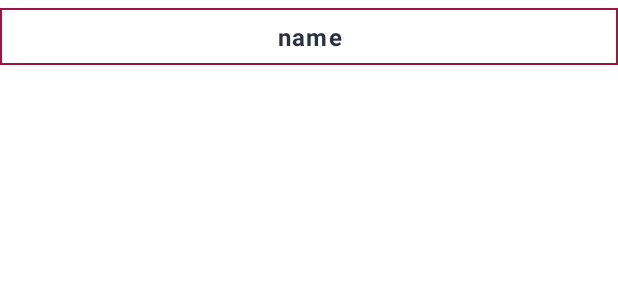
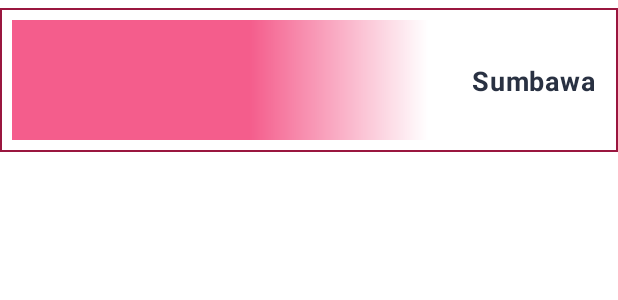
Before and after one commit to bayuds9/submission-intermediate-android-dicoding, an Android app: the layout layout_maps_item_list.xml on its own in the app's theme, with its tools: preview values and no code run, on a phone screen of 412 x 824 dp. Shown: the top 300 px of the screen. Run offline under Robolectric (Android 15) with nearby library versions, the phone set to English and light mode, and no system bars.

Commit message:
fixed project structure

```diff
--- a/app/build.gradle
+++ b/app/build.gradle
@@ -27,12 +27,12 @@ android {
         }
     }
     compileOptions {
-        sourceCompatibility JavaVersion.VERSION_11
-        targetCompatibility JavaVersion.VERSION_11
+        sourceCompatibility JavaVersion.VERSION_1_8
+        targetCompatibility JavaVersion.VERSION_1_8
     }
     kotlinOptions {
         jvmTarget = '1.8'
-        freeCompilerArgs += ["-Xopt-in=kotlin.RequiresOptIn"]
+        freeCompilerArgs += ["-opt-in=kotlin.RequiresOptIn"]
     }
     buildFeatures {
         viewBinding true
--- a/app/src/main/java/com/flowerencee9/storyapp/models/data/StoryPagingSource.kt
+++ b/app/src/main/java/com/flowerencee9/storyapp/models/data/StoryPagingSource.kt
@@ -1,15 +1,15 @@
 package com.flowerencee9.storyapp.models.data
 
-import androidx.lifecycle.LiveData
-import androidx.paging.*
+import androidx.paging.PagingSource
+import androidx.paging.PagingState
 import com.flowerencee9.storyapp.models.response.Story
 import com.flowerencee9.storyapp.networking.API
-import java.lang.Exception
 
 class StoryPagingSource(private val apiService: API.CONTENT_SERVICE) : PagingSource<Int, Story>() {
     private companion object {
         const val INITIAL_PAGE_INDEX = 1
     }
+
     override fun getRefreshKey(state: PagingState<Int, Story>): Int? {
         return state.anchorPosition?.let { anchorPosition ->
             val anchorPage = state.closestPageToPosition(anchorPosition)
--- a/app/src/main/java/com/flowerencee9/storyapp/screens/home/AdapterStory.kt
+++ b/app/src/main/java/com/flowerencee9/storyapp/screens/home/AdapterStory.kt
@@ -22,7 +22,6 @@ class AdapterStory(
         fun bind(item: Story) = with(itemView) {
             val binding = LayoutItemListBinding.bind(itemView)
             binding.tvStoryName.text = item.name
-            binding.tvStoryDesc.text = item.description
             Glide.with(context).load(item.photoUrl).into(binding.imgStory)
             binding.root.setOnClickListener {
                 listener(item)
--- a/app/src/main/java/com/flowerencee9/storyapp/screens/home/StoryListAdapter.kt
+++ b/app/src/main/java/com/flowerencee9/storyapp/screens/home/StoryListAdapter.kt
@@ -18,7 +18,6 @@ class StoryListAdapter(
         fun bind(data: Story) {
             with(binding){
                 tvStoryName.text = data.name
-                tvStoryDesc.text = data.description
                 Glide.with(context).load(data.photoUrl).into(imgStory)
                 root.setOnClickListener {
                     listener(data)
--- a/app/src/main/res/layout/layout_maps_item_list.xml
+++ b/app/src/main/res/layout/layout_maps_item_list.xml
@@ -8,27 +8,56 @@
     android:layout_width="match_parent"
     android:layout_height="wrap_content">
 
+    <com.google.android.material.imageview.ShapeableImageView
+        android:id="@+id/imgStory"
+        android:layout_width="0dp"
+        android:layout_height="80dp"
+        tools:src="@color/red_light"
+        android:scaleType="centerCrop"
+        app:layout_constraintHorizontal_bias="0"
+        app:layout_constraintWidth_percent="0.7"
+        app:layout_constraintEnd_toEndOf="parent"
+        app:layout_constraintTop_toTopOf="parent"
+        app:layout_constraintBottom_toTopOf="@id/containerItemAction"
+        app:layout_constraintStart_toStartOf="parent"/>
+
+    <View
+        android:layout_width="0dp"
+        android:layout_height="0dp"
+        android:background="@drawable/background_fading"
+        app:layout_constraintWidth_percent="0.6"
+        app:layout_constraintHorizontal_bias="1"
+        app:layout_constraintStart_toStartOf="parent"
+        app:layout_constraintTop_toTopOf="parent"
+        app:layout_constraintBottom_toTopOf="@id/containerItemAction"
+        app:layout_constraintEnd_toEndOf="parent"/>
+
     <TextView
         android:id="@+id/tvItemName"
         android:layout_width="0dp"
         android:layout_height="wrap_content"
-        tools:text="name"
-        android:letterSpacing="0.05"
+        android:maxHeight="80dp"
+        android:textAlignment="textEnd"
+        android:textSize="18sp"
         android:textStyle="bold"
-        android:textSize="16sp"
-        android:textAlignment="center"
+        android:letterSpacing="0.03"
+        android:layout_marginEnd="8dp"
+        tools:text="Sumbawa"
+        app:layout_constraintWidth_percent="0.4"
+        app:layout_constraintHorizontal_bias="1"
+        app:layout_constraintStart_toStartOf="parent"
         app:layout_constraintTop_toTopOf="parent"
-        app:layout_constraintStart_toStartOf="parent"
-        app:layout_constraintEnd_toEndOf="parent"/>
+        app:layout_constraintEnd_toEndOf="parent"
+        app:layout_constraintBottom_toTopOf="@id/containerItemAction"/>
 
     <androidx.constraintlayout.widget.ConstraintLayout
         android:visibility="gone"
         android:id="@+id/containerItemAction"
         android:layout_width="0dp"
         android:layout_height="wrap_content"
-        android:layout_marginTop="4dp"
+        android:layout_marginTop="10dp"
         android:padding="4dp"
-        app:layout_constraintTop_toBottomOf="@id/tvItemName"
+        app:layout_constraintTop_toBottomOf="@id/imgStory"
         app:layout_constraintStart_toStartOf="parent"
         app:layout_constraintEnd_toEndOf="parent"
         app:layout_constraintBottom_toBottomOf="parent">
```
Also changed, not shown: app/src/main/java/com/flowerencee9/storyapp/screens/detail/DetailActivity.kt (+5 -4 lines), app/src/main/java/com/flowerencee9/storyapp/screens/formuploader/FormUploaderActivity.kt (+3 -6 lines), app/src/main/java/com/flowerencee9/storyapp/screens/locations/AdapterItemMapsData.kt (+15 -4 lines), app/src/main/java/com/flowerencee9/storyapp/support/Utils.kt (+8 -0 lines), app/src/main/java/com/flowerencee9/storyapp/support/customs/CustomInput.kt (+4 -5 lines), app/src/main/res/layout/layout_item_list.xml (+0 -7 lines).
